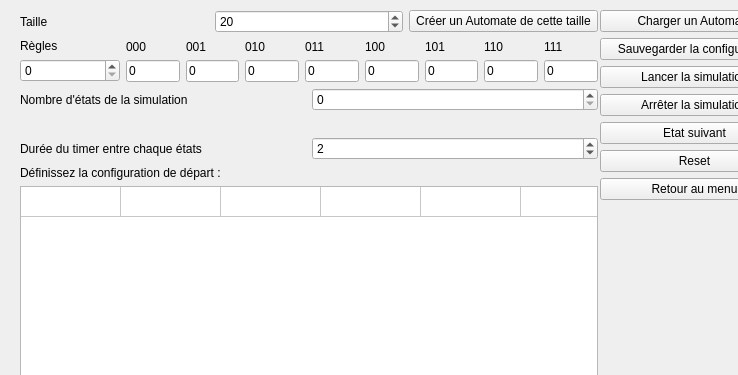
First picture: the form in automate_1d.ui, repository artemisart/lo21-gameoflife, before the edit; both pictures show x 0 to 738 and y 0 to 375 of the 883 by 734 pixel window.
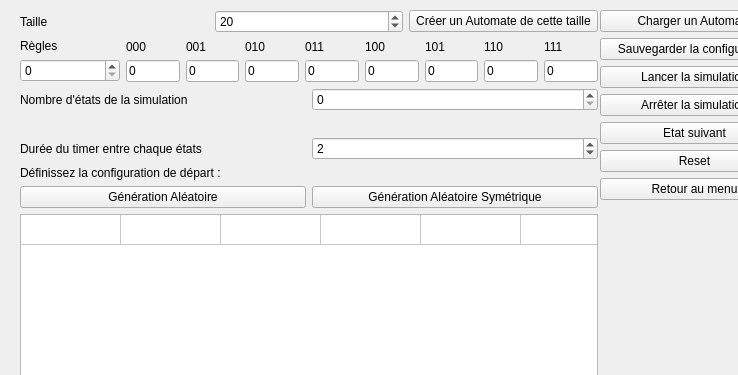
Second picture: the form after the edit.

Commit message: Remplissage grid 1D aléatoire ou symétrique aléatoire

What changed in the file:
```diff
--- a/automate_1d.ui
+++ b/automate_1d.ui
@@ -358,6 +358,24 @@
       </property>
      </widget>
     </item>
+    <item>
+     <layout class="QHBoxLayout" name="horizontalLayout_6">
+      <item>
+       <widget class="QPushButton" name="random">
+        <property name="text">
+         <string>Génération Aléatoire</string>
+        </property>
+       </widget>
+      </item>
+      <item>
+       <widget class="QPushButton" name="random_sym">
+        <property name="text">
+         <string>Génération Aléatoire Symétrique</string>
+        </property>
+       </widget>
+      </item>
+     </layout>
+    </item>
     <item>
      <widget class="QTableWidget" name="grid">
       <property name="enabled">
```
The commit also changes 3 other files.
